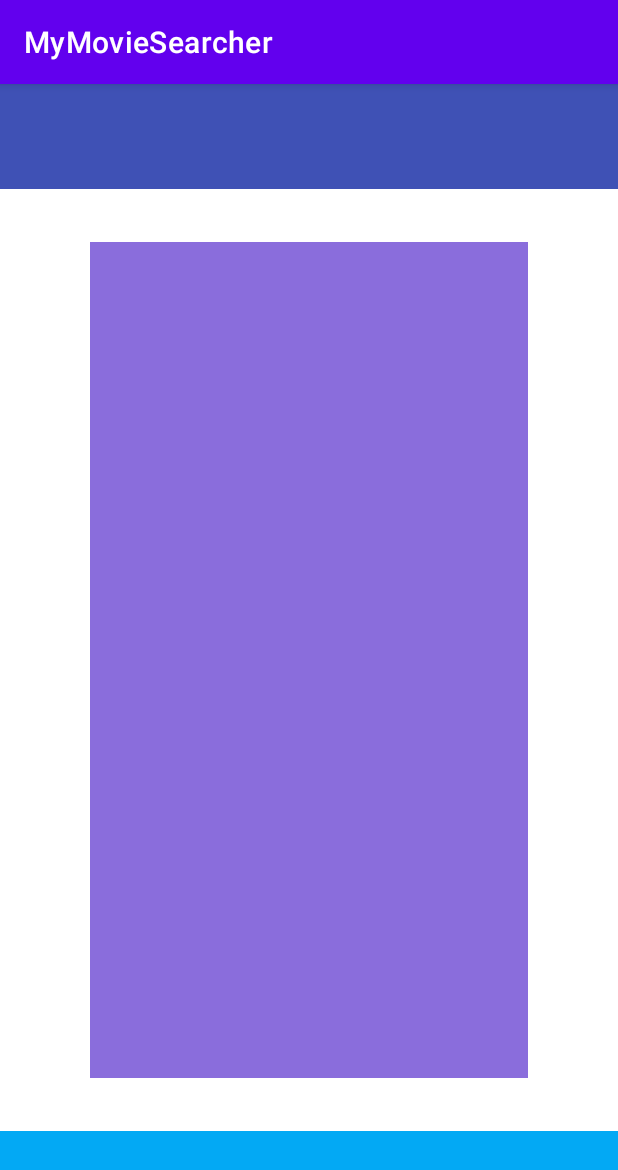
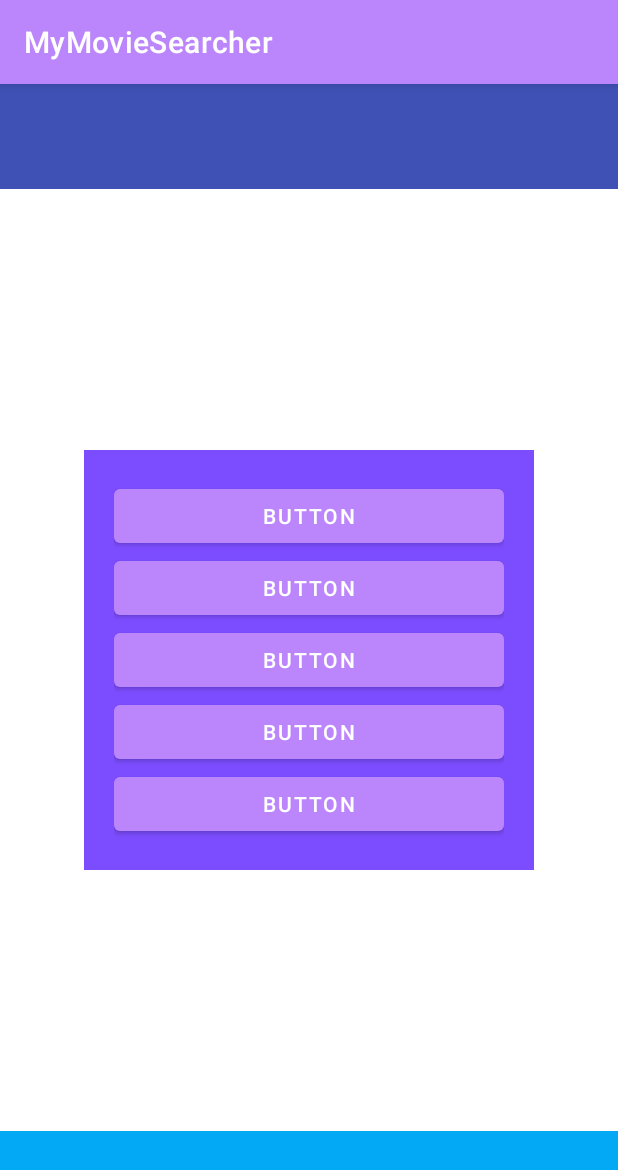
Before and after one commit to ssplexus/MyMovieSearcher, an Android app: the screen it shows after launch (MainActivity), on a phone screen of 412 x 824 dp. Shown: the top 1170 px of the screen. Run offline under Robolectric (Android 15) with nearby library versions, the phone set to English and light mode, and no system bars.

Commit message:
Add buttons

```diff
--- a/app/src/main/res/layout/activity_main.xml
+++ b/app/src/main/res/layout/activity_main.xml
@@ -8,18 +8,46 @@
 
     <LinearLayout
         android:id="@+id/buttons"
-        android:layout_width="0dp"
-        android:layout_height="0dp"
-        android:layout_marginHorizontal="60dp"
-        android:layout_marginVertical="35dp"
-        android:background="#8A6DDC"
+        android:layout_width="300dp"
+        android:layout_height="wrap_content"
         android:orientation="vertical"
-        app:layout_constraintBottom_toTopOf="@id/bottom_menu"
+        android:background="#7C4DFF"
+        android:padding="20dp"
         app:layout_constraintEnd_toEndOf="parent"
         app:layout_constraintStart_toStartOf="parent"
         app:layout_constraintTop_toBottomOf="@id/top_menu"
-        app:layout_constraintVertical_chainStyle="packed">
+        app:layout_constraintBottom_toTopOf="@id/bottom_menu"
+        app:layout_constraintVertical_chainStyle="packed"
+        >
+        <Button
+            android:id="@+id/button"
+            android:layout_width="match_parent"
+            android:layout_height="wrap_content"
+            android:text="Button" />
 
+        <Button
+            android:id="@+id/button2"
+            android:layout_width="match_parent"
+            android:layout_height="wrap_content"
+            android:text="Button" />
+
+        <Button
+            android:id="@+id/button3"
+            android:layout_width="match_parent"
+            android:layout_height="wrap_content"
+            android:text="Button" />
+
+        <Button
+            android:id="@+id/button4"
+            android:layout_width="match_parent"
+            android:layout_height="wrap_content"
+            android:text="Button" />
+
+        <Button
+            android:id="@+id/button5"
+            android:layout_width="match_parent"
+            android:layout_height="wrap_content"
+            android:text="Button" />
     </LinearLayout>
 
     <FrameLayout
--- a/app/src/main/res/values/themes.xml
+++ b/app/src/main/res/values/themes.xml
@@ -2,7 +2,7 @@
     <!-- Base application theme. -->
     <style name="Theme.MyMovieSearcher" parent="Theme.MaterialComponents.DayNight.DarkActionBar">
         <!-- Primary brand color. -->
-        <item name="colorPrimary">@color/purple_500</item>
+        <item name="colorPrimary">@color/purple_200</item>
         <item name="colorPrimaryVariant">@color/purple_700</item>
         <item name="colorOnPrimary">@color/white</item>
         <!-- Secondary brand color. -->
```
